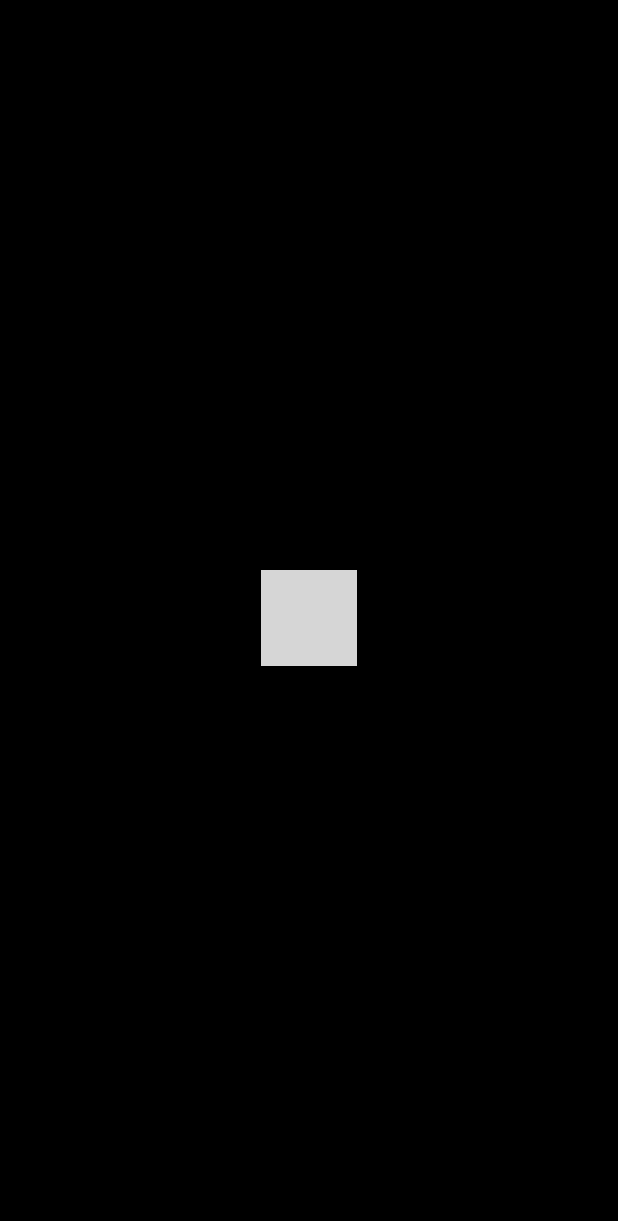
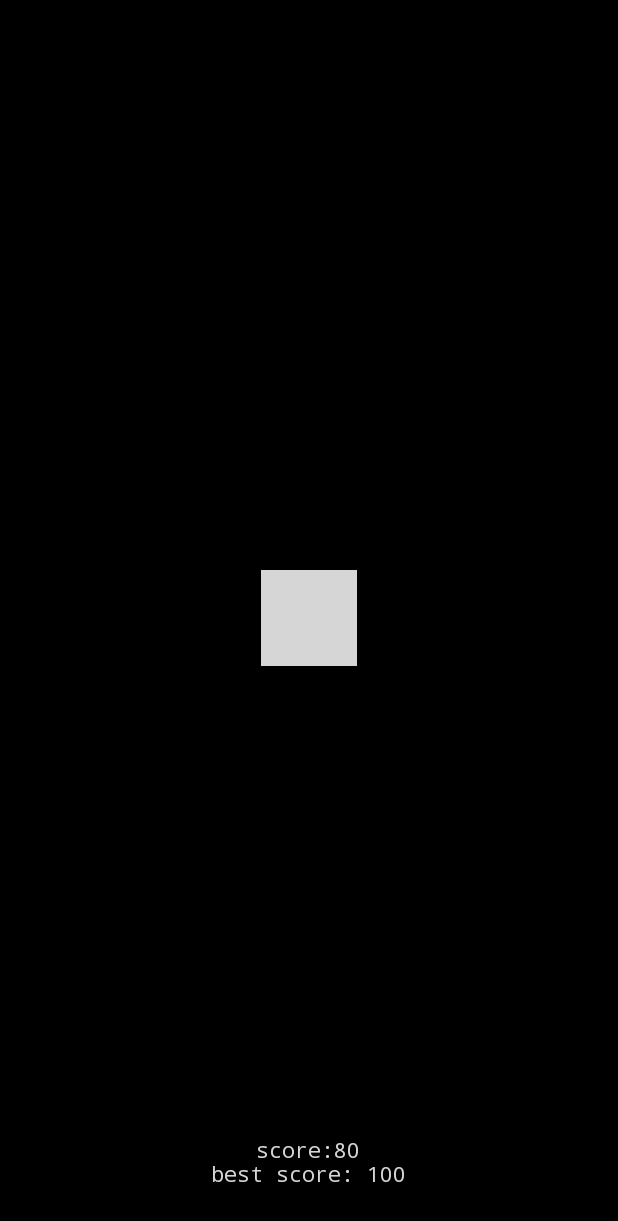
Before and after one commit to Litun/UnitingTwist, an Android app: the layout activity_start.xml on its own in the app's theme, with its tools: preview values and no code run, on a phone screen of 412 x 824 dp. Shown: the top 1221 px of the screen. Run offline under Robolectric (Android 15) with nearby library versions, the phone set to English and light mode, and no system bars; grey boxes are pictures that could not be loaded.

Commit message:
Score view

```diff
--- a/app/src/main/res/layout/activity_start.xml
+++ b/app/src/main/res/layout/activity_start.xml
@@ -13,4 +13,14 @@
         android:layout_height="64dp"
         android:layout_gravity="center"
         android:src="@drawable/hexagon" />
+
+    <TextView
+        android:id="@+id/scoreView"
+        android:layout_width="wrap_content"
+        android:layout_height="wrap_content"
+        android:layout_gravity="center_horizontal|bottom"
+        android:gravity="center"
+        android:text="score:80\nbest score: 100"
+        android:textColor="@color/grey"
+        android:typeface="monospace" />
 </FrameLayout>
```
Also changed, not shown: app/src/main/java/ru/litun/unitingtwist/MainActivity.kt (+10 -2 lines), app/src/main/java/ru/litun/unitingtwist/StartActivity.kt (+21 -0 lines), app/src/main/res/layout/activity_main.xml (+10 -0 lines).
